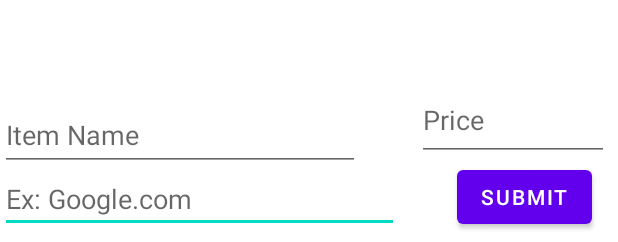
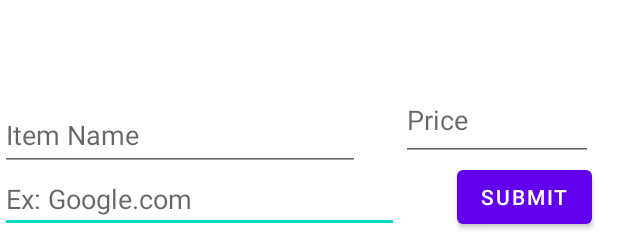
Before and after one commit to asder8215/Wishlist, an Android app: the layout activity_main.xml on its own in the app's theme, with its tools: preview values and no code run, on a phone screen of 412 x 824 dp. Shown: the part 991-1233 px from the top of the screen. Run offline under Robolectric (Android 15) with nearby library versions, the phone set to English and light mode, and no system bars.

Commit message:
Adding styling

```diff
--- a/app/src/main/res/layout/activity_main.xml
+++ b/app/src/main/res/layout/activity_main.xml
@@ -13,6 +13,7 @@
         android:layout_height="41dp"
         android:layout_marginBottom="8dp"
         android:hint="Ex: Google.com"
+        android:windowSoftInputMode="adjustPan"
         app:layout_constraintBottom_toBottomOf="parent"
         app:layout_constraintEnd_toEndOf="parent"
         app:layout_constraintHorizontal_bias="0.0"
@@ -23,6 +24,7 @@
         android:layout_width="240dp"
         android:layout_height="47dp"
         android:hint="Item Name"
+        android:windowSoftInputMode="adjustPan"
         app:layout_constraintBottom_toTopOf="@+id/urlInput"
         app:layout_constraintEnd_toEndOf="parent"
         app:layout_constraintHorizontal_bias="0.0"
@@ -36,9 +38,10 @@
         android:layout_height="54dp"
         android:hint="Price"
         android:inputType="numberDecimal"
+        android:windowSoftInputMode="adjustPan"
         app:layout_constraintBottom_toBottomOf="parent"
         app:layout_constraintEnd_toEndOf="parent"
-        app:layout_constraintHorizontal_bias="0.86"
+        app:layout_constraintHorizontal_bias="0.627"
         app:layout_constraintStart_toEndOf="@+id/itemInput"
         app:layout_constraintTop_toTopOf="parent"
         app:layout_constraintVertical_bias="0.927" />
@@ -58,11 +61,11 @@
     <androidx.recyclerview.widget.RecyclerView
         android:id="@+id/wishlistRv"
         android:layout_width="match_parent"
-        android:layout_height="625dp"
+        android:layout_height="0dp"
         app:layout_constraintBottom_toTopOf="@+id/itemInput"
         app:layout_constraintEnd_toEndOf="parent"
         app:layout_constraintHorizontal_bias="0.0"
         app:layout_constraintStart_toStartOf="parent"
         app:layout_constraintTop_toTopOf="parent"
-        app:layout_constraintVertical_bias="0.3" />
+        app:layout_constraintVertical_bias="0.0" />
 </androidx.constraintlayout.widget.ConstraintLayout>
--- a/app/src/main/res/layout/wishlist_items.xml
+++ b/app/src/main/res/layout/wishlist_items.xml
@@ -12,6 +12,7 @@
         android:layout_height="wrap_content"
         android:textStyle="bold"
         android:textSize="20sp"
+        android:fontFamily="@fonts/satisfy"
         app:layout_constraintBottom_toBottomOf="parent"
         app:layout_constraintStart_toStartOf="parent"
         app:layout_constraintTop_toTopOf="parent"
@@ -24,6 +25,7 @@
         android:layout_height="wrap_content"
         android:textStyle="bold"
         android:textSize="16sp"
+        android:fontFamily="@fonts/satisfy"
         app:layout_constraintBottom_toTopOf="@+id/urlDisplay"
         app:layout_constraintEnd_toEndOf="parent"
         app:layout_constraintHorizontal_bias="0.916"
@@ -39,6 +41,7 @@
         android:layout_marginTop="33dp"
         android:textStyle="bold"
         android:textSize="16sp"
+        android:fontFamily="@fonts/satisfy"
         app:layout_constraintEnd_toEndOf="parent"
         app:layout_constraintHorizontal_bias="0.933"
         app:layout_constraintStart_toEndOf="@+id/itemDisplay"
```
Also changed, not shown: app/src/main/res/fonts/satisfy.ttf (renamed from app/src/main/res/fonts/Satisfy-Regular.ttf).
